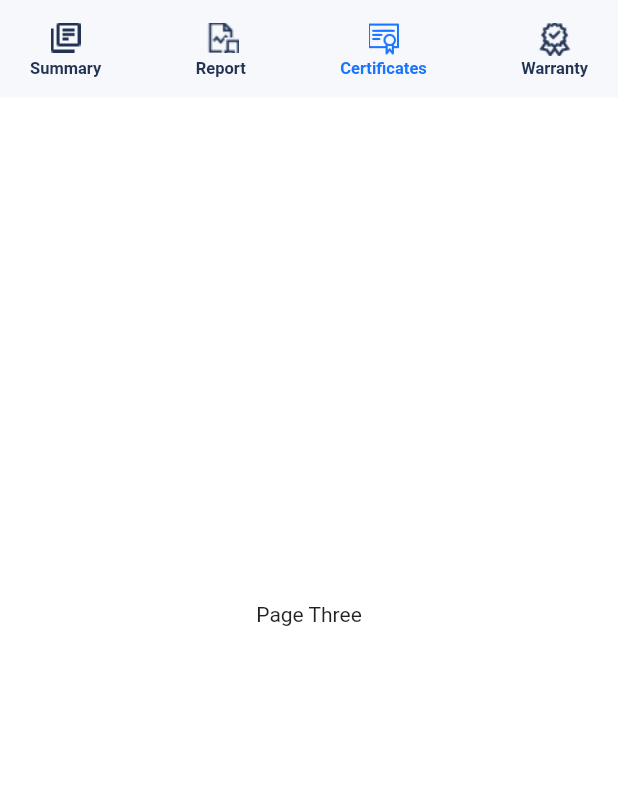
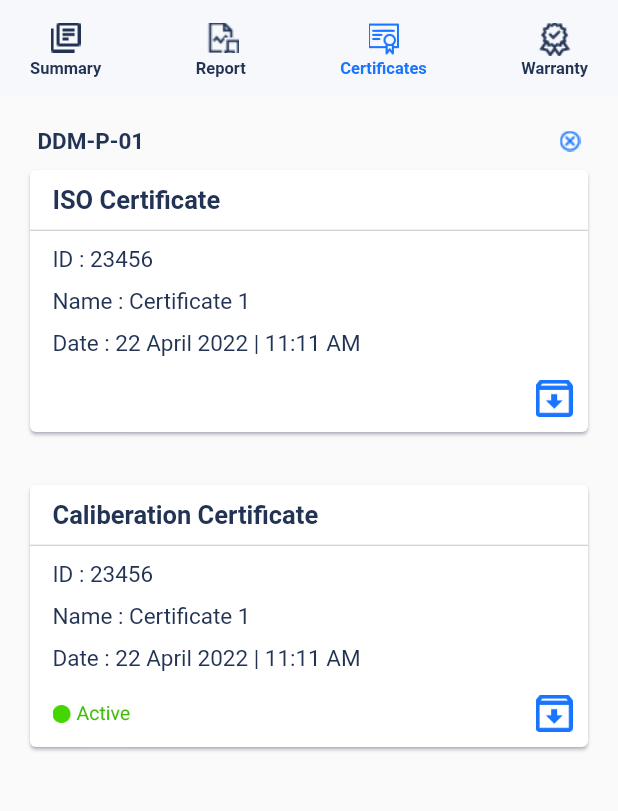
Before and after one commit to khurshid289833/densio, a Flutter app: the HomeDetailsScreen screen opened directly, swiped to page 3, on a phone screen of 412 x 824 dp, the part 105-916 px from its top. Run offline on Flutter 3.47's test engine with Material 2 defaults, Android fonts, the phone set to English and light mode, and no system bars; our stand-ins replace carousel_slider, dropdown_button2, email_validator, fluttertoast, shared_preferences; missing offline and left inert: flutter_dropdown; accounts and stored records are empty; Roboto replaces fonts that are missing (Hind).

Commit message:
home screen UI and register detail code merged

```diff
--- /dev/null
+++ b/lib/home/certificates.dart
@@ -0,0 +1,223 @@
+import 'package:flutter/material.dart';
+import 'package:untitled2/utils/appString.dart';
+
+import '../utils/appColor.dart';
+
+class Certificate extends StatefulWidget {
+  @override
+  State<StatefulWidget> createState() {
+    return CertificateState();
+  }
+}
+
+class CertificateState extends State<Certificate> {
+  @override
+  Widget build(BuildContext context) {
+    return Scaffold(
+      body: SingleChildScrollView(
+        child: Container(
+            padding: EdgeInsets.fromLTRB(10, 20, 10, 10),
+            child: Column(children: [
+              Padding(
+                padding: EdgeInsets.only(left: 15, right: 15),
+                child: Row(
+                  mainAxisAlignment: MainAxisAlignment.spaceBetween,
+                  children: [
+                    Text("DDM-P-01",
+                        style: TextStyle(
+                            fontSize: 15,
+                            fontWeight: FontWeight.bold,
+                            color: AppColor.textFieldBorderColor)),
+                    Image.asset("assets/images/cross.png"),
+                  ],
+                ),
+              ),
+              Card(
+                shadowColor: AppColor.cardShadow,
+                margin: EdgeInsets.fromLTRB(10, 10, 10, 5),
+                child: Column(
+                  crossAxisAlignment: CrossAxisAlignment.start,
+                  children: [
+                    Padding(
+                      padding: const EdgeInsets.fromLTRB(15, 10, 15, 10),
+                      child: Text(
+                        AppString.isoCeritificate,
+                        style: TextStyle(
+                            color: AppColor.cardDivider,
+                            fontWeight: FontWeight.bold,
+                            fontSize: 17),
+                      ),
+                    ),
+                    Divider(
+                      color: AppColor.greyColor,
+                      height: 1,
+                    ),
+                    SizedBox(
+                      height: 10,
+                    ),
+                    Container(
+                      padding: const EdgeInsets.fromLTRB(15, 0, 0, 0),
+                      child: Row(
+                        children: [
+                          Text(AppString.id,
+                              style: TextStyle(
+                                  fontSize: 15,
+                                  color: AppColor.textFieldBorderColor)),
+                          Text("23456",
+                              style: TextStyle(
+                                  fontSize: 15,
+                                  color: AppColor.textFieldBorderColor))
+                        ],
+                      ),
+                    ),
+                    SizedBox(
+                      height: 10,
+                    ),
+                    Container(
+                      padding: const EdgeInsets.fromLTRB(15, 0, 0, 0),
+                      child: Row(
+                        children: [
+                          Text(AppString.name,
+                              style: TextStyle(
+                                  fontSize: 15,
+                                  color: AppColor.textFieldBorderColor)),
+                          Text("Certificate 1",
+                              style: TextStyle(
+                                  fontSize: 15,
+                                  color: AppColor.textFieldBorderColor))
+                        ],
+                      ),
+                    ),
+                    SizedBox(
+                      height: 10,
+                    ),
+                    Container(
+                      padding: const EdgeInsets.fromLTRB(15, 0, 0, 0),
+                      child: Row(
+                        children: [
+                          Text(AppString.date,
+                              style: TextStyle(
+                                  fontSize: 15,
+                                  color: AppColor.textFieldBorderColor)),
+                          Text("22 April 2022 | 11:11 AM",
+                              style: TextStyle(
+                                  fontSize: 15,
+                                  color: AppColor.textFieldBorderColor))
+                        ],
+                      ),
+                    ),
+                    SizedBox(
+                      height: 10,
+                    ),
+
+                    Padding(
+                      padding: const EdgeInsets.fromLTRB(0, 5, 10, 10),
+                      child: Align(
+
+                          alignment: Alignment.bottomRight,child: Image.asset("assets/images/download_certificate.png",height: 25,)),
+                    )
+
+                  ],
+                ),
+              ),
+
+              SizedBox(height: 20,),
+
+              Card(
+                shadowColor: AppColor.cardShadow,
+                margin: EdgeInsets.fromLTRB(10, 10, 10, 5),
+                child: Column(
+                  crossAxisAlignment: CrossAxisAlignment.start,
+                  children: [
+                    Padding(
+                      padding: const EdgeInsets.fromLTRB(15, 10, 15, 10),
+                      child: Text(
+                        AppString.caliberationCertificate,
+                        style: TextStyle(
+                            color: AppColor.cardDivider,
+                            fontWeight: FontWeight.bold,
+                            fontSize: 17),
+                      ),
+                    ),
+                    Divider(
+                      color: AppColor.greyColor,
+                      height: 1,
+                    ),
+                    SizedBox(
+                      height: 10,
+                    ),
+                    Container(
+                      padding: const EdgeInsets.fromLTRB(15, 0, 0, 0),
+                      child: Row(
+                        children: [
+                          Text(AppString.id,
+                              style: TextStyle(
+                                  fontSize: 15,
+                                  color: AppColor.textFieldBorderColor)),
+                          Text("23456",
+                              style: TextStyle(
+                                  fontSize: 15,
+                                  color: AppColor.textFieldBorderColor))
+                        ],
+                      ),
+                    ),
+                    SizedBox(
+                      height: 10,
+                    ),
+                    Container(
+                      padding: const EdgeInsets.fromLTRB(15, 0, 0, 0),
+                      child: Row(
+                        children: [
+                          Text(AppString.name,
+                              style: TextStyle(
+                                  fontSize: 15,
+                                  color: AppColor.textFieldBorderColor)),
+                          Text("Certificate 1",
+                              style: TextStyle(
+                                  fontSize: 15,
+                                  color: AppColor.textFieldBorderColor))
+                        ],
+                      ),
+                    ),
+                    SizedBox(
+                      height: 10,
+                    ),
+                    Container(
+                      padding: const EdgeInsets.fromLTRB(15, 0, 0, 0),
+                      child: Row(
+                        children: [
+                          Text(AppString.date,
+                              style: TextStyle(
+                                  fontSize: 15,
+                                  color: AppColor.textFieldBorderColor)),
+                          Text("22 April 2022 | 11:11 AM",
+                              style: TextStyle(
+                                  fontSize: 15,
+                                  color: AppColor.textFieldBorderColor))
+                        ],
+                      ),
+                    ),
+                    SizedBox(
+                      height: 10,
+                    ),
+
+                    Padding(
+                      padding: const EdgeInsets.fromLTRB(15, 5, 10, 10),
+                      child: Row(
+                        mainAxisAlignment: MainAxisAlignment.spaceBetween,
+                        children: [
+                        Image.asset("assets/images/active.png",height: 15,),
+
+                        Image.asset("assets/images/download_certificate.png",height: 25,),
+                      ],)
+                    )
+
+                  ],
+                ),
+              )
+
+            ])),
+      ),
+    );
+  }
+}
--- a/lib/home/homeDetailsScreen.dart
+++ b/lib/home/homeDetailsScreen.dart
@@ -1,5 +1,6 @@
 import 'package:flutter/material.dart';
 import 'package:untitled2/drawer/navigationDrawer.dart';
+import 'package:untitled2/home/certificates.dart';
 import 'package:untitled2/home/summaryView.dart';
 import 'package:untitled2/utils/appColor.dart';
 import 'package:untitled2/utils/appString.dart';
@@ -143,7 +144,7 @@ class _HomeDetailsScreenState extends State<HomeDetailsScreen> {
                   children: [
                     SummaryView(),
                     Center(child: Text("Page Two")),
-                    Center(child: Text("Page Three")),
+                   Certificate(),
                     Center(child: Text("Page four")),
                   ],
                 ),
--- a/lib/utils/appString.dart
+++ b/lib/utils/appString.dart
@@ -76,4 +76,12 @@ class AppString{
   static const String show = "Show";
   static const String accepted = "Accepted";
   static const String rejected = "Rejected";
+
+  //Certificate
+  static const String isoCeritificate = "ISO Certificate";
+  static const String id = "ID : ";
+  static const String name = "Name : ";
+  static const String date = "Date : ";
+  static const String caliberationCertificate = "Caliberation Certificate";
+
 }
--- a/pubspec.yaml
+++ b/pubspec.yaml
@@ -85,8 +85,10 @@ flutter:
     - assets/images/drops.png
     - assets/images/dropdown_pending.png
     - assets/images/viewmore.png
+    - assets/images/guarantee.png
+    - assets/images/download_certificate.png
+    - assets/images/active.png
 
-    - assets/images/guarantee.png
   # An image asset can refer to one or more resolution-specific "variants", see
   # https://flutter.dev/assets-and-images/#resolution-aware.
 
```
Also changed, not shown: assets/images/active.png (added), assets/images/download_certificate.png (added).
